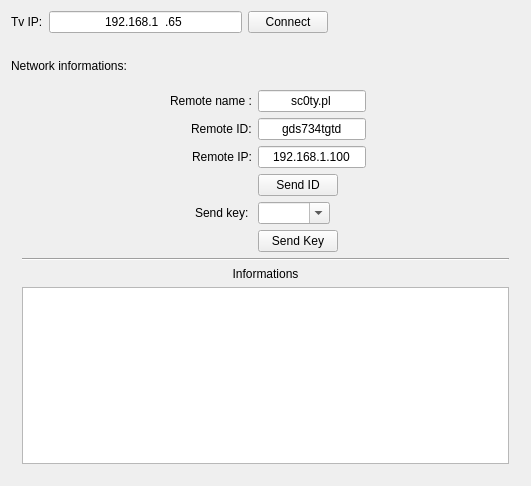
The window that wdgTvController.ui (Bntdumas/SamsungIPRemote) describes before a commit, drawn with Qt 5.
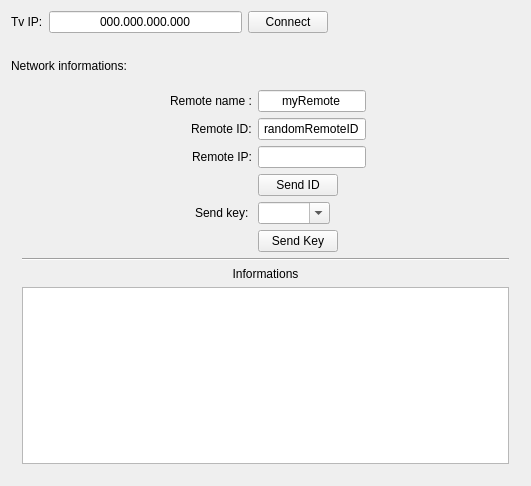
The same window after the commit.

Commit message: Set default UI

The edit to the form file:
```diff
--- a/wdgTvController.ui
+++ b/wdgTvController.ui
@@ -29,7 +29,7 @@
         <string>000.000.000.000; </string>
        </property>
        <property name="text">
-        <string>192.168.1.65</string>
+        <string>000.000.000.000</string>
        </property>
        <property name="alignment">
         <set>Qt::AlignCenter</set>
@@ -104,7 +104,7 @@
            <string/>
           </property>
           <property name="text">
-           <string>sc0ty.pl</string>
+           <string>myRemote</string>
           </property>
           <property name="alignment">
            <set>Qt::AlignCenter</set>
@@ -124,7 +124,7 @@
            <string/>
           </property>
           <property name="text">
-           <string>gds734tgtd</string>
+           <string>randomRemoteID</string>
           </property>
           <property name="alignment">
            <set>Qt::AlignCenter</set>
@@ -144,7 +144,7 @@
            <string/>
           </property>
           <property name="text">
-           <string>192.168.1.100</string>
+           <string/>
           </property>
           <property name="alignment">
            <set>Qt::AlignCenter</set>
```
